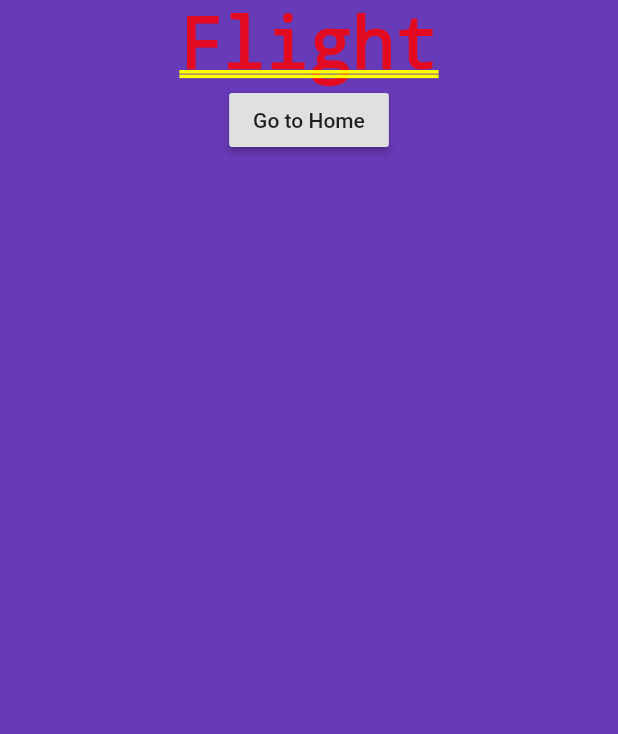
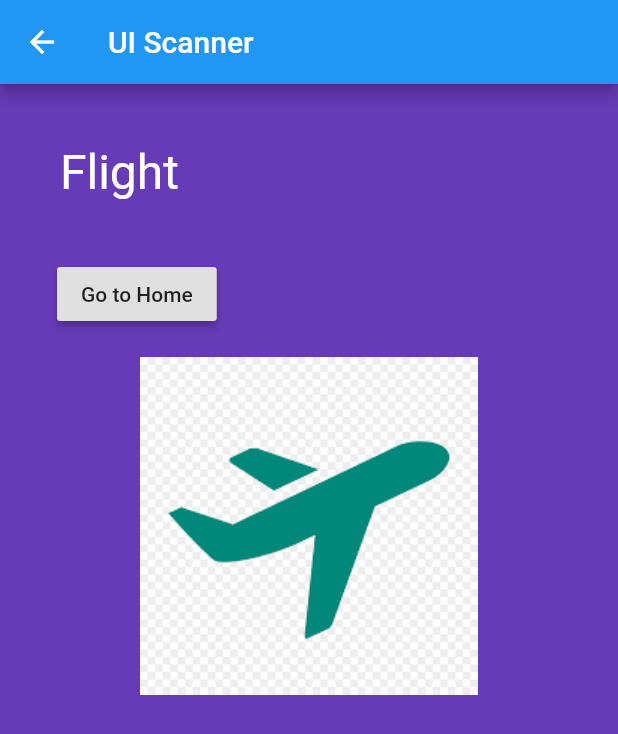
Before and after one commit to pranavkmar/learning_Flutter, a Flutter app: the screen it shows after launch, after a tap on "Open UI Widget", on a phone screen of 412 x 824 dp. Shown: the top 734 px of the screen. Run offline on Flutter 3.47's test engine with Material 2 defaults, Android fonts, the phone set to English and light mode, and no system bars.

Commit message:
add assetImage

```diff
--- a/lib/ui/firstHome.dart
+++ b/lib/ui/firstHome.dart
@@ -1,37 +1,61 @@
 import 'dart:math';
+
+import 'package:flutter/cupertino.dart';
+import 'package:flutter/material.dart';
+
 import 'uiWidgets.dart' as UIWid;
-import 'package:flutter/material.dart';
 
 class HomeFirstScreen extends StatelessWidget {
   @override
   Widget build(BuildContext context) {
-    return Material(
+    return Center(
+      child: Material(
+        child: Container(
+            padding: EdgeInsets.all(20.0),
+            alignment: Alignment.center,
             color: Colors.lightBlueAccent,
             child: Column(
               children: <Widget>[
-            Container(
+                Padding(
+                  padding: const EdgeInsets.all(18.0),
+                  child: Row(
+                    children: <Widget>[
+                      Expanded(
                         child: Text(
                           generateLuckyNumber(),
                           textDirection: TextDirection.ltr,
-                style: TextStyle(color: Colors.white, fontSize: 32.0),
+                          style: TextStyle(color: Colors.white, fontSize: 36.0),
                         ),
                       ),
+                    ],
+                  ),
+                ),
+                Padding(
+                  padding: const EdgeInsets.all(18.0),
+                  child: Row(
+                    children: <Widget>[
                       RaisedButton(
                         child: Text('Open UI Widget'),
                         onPressed: () {
                           Navigator.push(
                             context,
-                  MaterialPageRoute(builder: (context) => UIWid.uiWidgets()),
+                            MaterialPageRoute(
+                                builder: (context) => UIWid.UiWidgets()),
                           );
                         },
                       ),
                     ],
-        ));
+                  ),
+                ),
+              ],
+            )),
+      ),
+    );
   }
 }
 
 String generateLuckyNumber() {
   var random = Random();
   int luckyNumber = random.nextInt(10);
-  return " Your Lucky Number is $luckyNumber";
+  return "Your Lucky Number is $luckyNumber";
 }
--- a/lib/ui/uiWidgets.dart
+++ b/lib/ui/uiWidgets.dart
@@ -1,23 +1,67 @@
 import 'package:flutter/cupertino.dart';
 import 'package:flutter/material.dart';
 
-class uiWidgets extends StatelessWidget {
+class UiWidgets extends StatelessWidget {
   @override
   Widget build(BuildContext context) {
-    return Container(
+    return Center(
+      child: Material(
+        child: Scaffold(
+          appBar: AppBar(
+            title: Text('UI Scanner'),
+          ),
+          body: Container(
+            padding: EdgeInsets.all(20.0),
             alignment: Alignment.center,
             color: Colors.deepPurple,
             child: Column(
               children: <Widget>[
-          Text("Flight", textDirection: TextDirection.ltr),
+                Padding(
+                  padding: const EdgeInsets.all(20.0),
+                  child: Row(
+                    children: <Widget>[
+                      Text(
+                        "Flight",
+                        textDirection: TextDirection.ltr,
+                        style: TextStyle(
+                          color: Colors.white,
+                          fontSize: 32.0,
+                        ),
+                      ),
+                    ],
+                  ),
+                ),
+                Padding(
+                  padding: const EdgeInsets.all(18.0),
+                  child: Row(
+                    children: <Widget>[
                       RaisedButton(
                         child: Text("Go to Home"),
                         onPressed: () {
                           Navigator.pop(context);
                         },
-          )
+                      ),
                     ],
+                  ),
+                ),
+              FlightImageAsset(),
+
+              ],
+            ),
+          ),
+        ),
       ),
     );
   }
 }
+
+class FlightImageAsset extends StatelessWidget {
+  @override
+  Widget build(BuildContext context) {
+    AssetImage assetImage = AssetImage('images/flight.png');
+    Image image = Image(image: assetImage);
+    return Container(
+      child: image,
+    );
+  }
+}
--- a/pubspec.yaml
+++ b/pubspec.yaml
@@ -41,9 +41,9 @@ flutter:
   uses-material-design: true
 
   # To add assets to your application, add an assets section, like this:
-  # assets:
-  #  - images/a_dot_burr.jpeg
-  #  - images/a_dot_ham.jpeg
+  assets:
+    - images/flight.png
+  #  - images/a_dot_ham.jpg
 
   # An image asset can refer to one or more resolution-specific "variants", see
   # https://flutter.dev/assets-and-images/#resolution-aware.
```
Also changed, not shown: images/flight.png (added), lib/generated/i18n.dart (added), res/values/strings_en.arb (added), 2 other files. Lines whose indentation alone changed are shown as unchanged.
